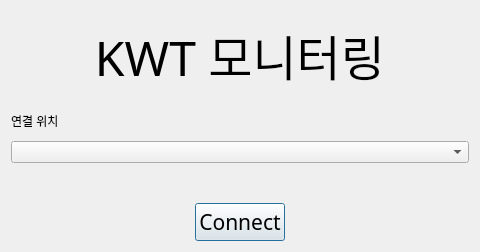
DeathByS/PythonProject, file ConnectForm.ui: the form before one commit.
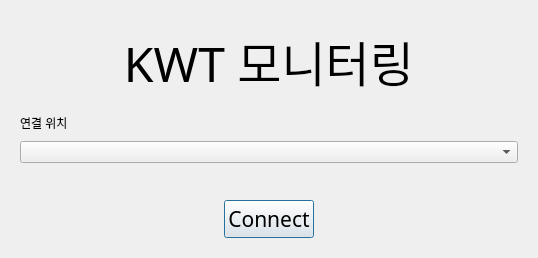
The form after the commit.

What changed in the file:
```diff
--- a/ConnectForm.ui
+++ b/ConnectForm.ui
@@ -9,8 +9,8 @@
    <rect>
     <x>0</x>
     <y>0</y>
-    <width>480</width>
-    <height>252</height>
+    <width>538</width>
+    <height>258</height>
    </rect>
   </property>
   <property name="windowTitle">
@@ -18,10 +18,13 @@
   </property>
   <layout class="QGridLayout" name="gridLayout_2">
    <item row="0" column="0">
+    <widget class="QStackedWidget" name="stackedWidget">
+     <property name="currentIndex">
+      <number>0</number>
+     </property>
+     <widget class="QWidget" name="page_3">
     <layout class="QGridLayout" name="gridLayout">
      <item row="0" column="0">
-      <layout class="QVBoxLayout" name="verticalLayout_2">
-       <item>
         <widget class="QLabel" name="label">
          <property name="font">
           <font>
@@ -34,10 +37,6 @@
          </property>
         </widget>
        </item>
-      </layout>
-     </item>
-    </layout>
-   </item>
    <item row="1" column="0">
     <layout class="QVBoxLayout" name="verticalLayout_4">
      <item>
@@ -101,6 +100,11 @@
       </spacer>
      </item>
     </layout>
+       </item>
+      </layout>
+     </widget>
+     <widget class="QWidget" name="page_4"/>
+    </widget>
    </item>
   </layout>
  </widget>
```
Lines whose indentation alone changed are shown as unchanged.
